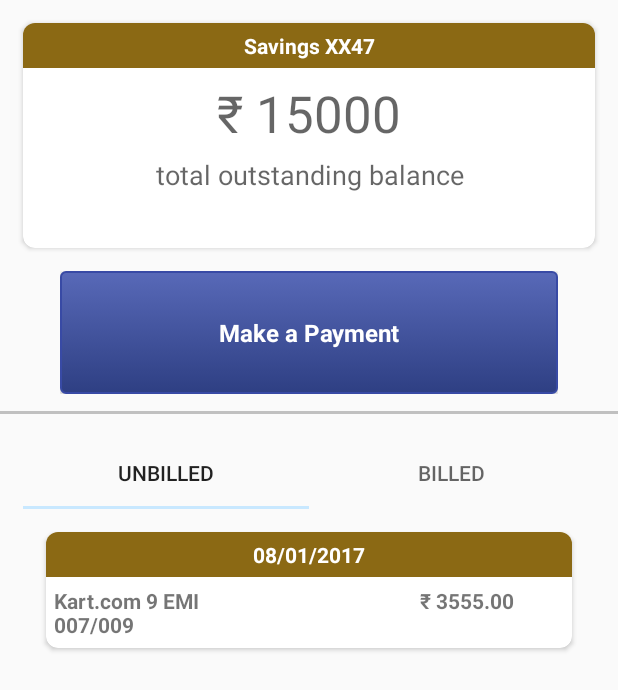
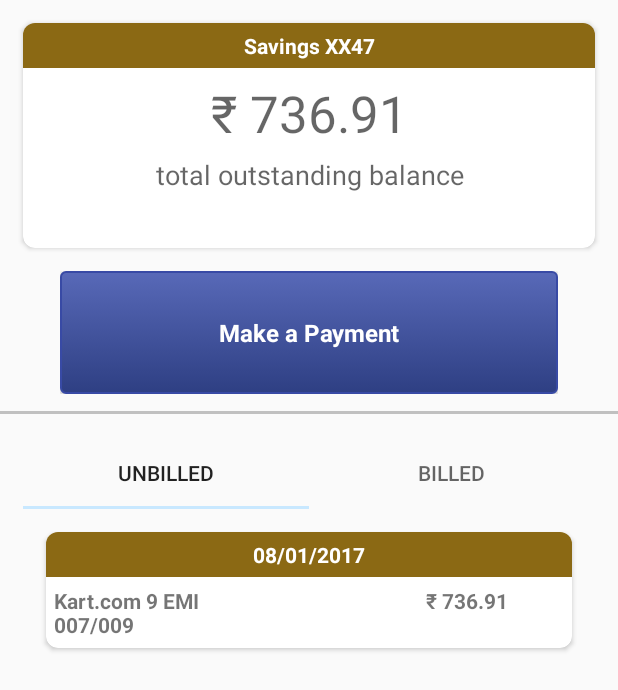
Before and after one commit to Think18/Lab9600, an Android app: the fragment CrediCardFragment shown on its own in the app's theme, on a phone screen of 412 x 824 dp. Shown: the top 690 px of the screen. Run offline under Robolectric (Android 15) with nearby library versions, the phone set to English and light mode, and no system bars; libraries missing offline, so code that uses them is left out: com.ibm.mobilefirstplatform; 3 statements that could not run were skipped.

Commit message:
Updated code

```diff
--- a/AcmeBank/app/src/main/java/com/acme/bank/activity/LoginActivity.java
+++ b/AcmeBank/app/src/main/java/com/acme/bank/activity/LoginActivity.java
@@ -40,7 +40,7 @@ public class LoginActivity extends AppCompatActivity implements AppLaunchActions
      * TODO: remove after connecting to a real authentication system.
      */
     private static final String[] DUMMY_CREDENTIALS = new String[]{
-            "aditya:aditya","eric:norton"
+            "user:user","eric:norton"
     };
     /**
      * Keep track of the login task to ensure we can cancel it if requested.
--- a/AcmeBank/app/src/main/res/layout/fragment_creditcard.xml
+++ b/AcmeBank/app/src/main/res/layout/fragment_creditcard.xml
@@ -66,7 +66,7 @@
                             android:layout_height="wrap_content"
                             android:layout_gravity="center_vertical"
                             android:layout_margin="0dp"
-                            android:text="₹ 15000"
+                            android:text="₹ 736.91"
                             android:textAlignment="center"
                             android:textAppearance="@style/TextAppearance.AppCompat.Display1"></TextView>
 
--- a/AcmeBank/app/src/main/res/layout/fragment_home.xml
+++ b/AcmeBank/app/src/main/res/layout/fragment_home.xml
@@ -206,7 +206,6 @@
                             android:layout_width="wrap_content"
                             android:layout_height="wrap_content"
                             android:layout_marginLeft="5dp"
-                            android:text="926"
                             android:textColor="@android:color/darker_gray"
                             android:textSize="15dp" />
                     </LinearLayout>
--- a/AcmeBank/app/src/main/res/layout/fragment_list.xml
+++ b/AcmeBank/app/src/main/res/layout/fragment_list.xml
@@ -68,7 +68,7 @@
                             android:layout_height="wrap_content"
                             android:layout_gravity="center_vertical"
                             android:layout_margin="0dp"
-                            android:text="₹ 15000"
+                            android:text="₹ 1,584.23"
                             android:textAlignment="center"
                             android:textAppearance="@style/TextAppearance.AppCompat.Display1"></TextView>
 
--- a/AcmeBank/app/src/main/res/layout/fragment_unbilled.xml
+++ b/AcmeBank/app/src/main/res/layout/fragment_unbilled.xml
@@ -78,7 +78,7 @@
                             android:layout_height="40dp"
                             android:layout_gravity="center_vertical"
                             android:layout_margin="5dp"
-                            android:text="₹ 3555.00"
+                            android:text="₹ 736.91"
                             android:textAlignment="center"
                             android:textStyle="bold"></TextView>
 
```
Also changed, not shown: AcmeBank/app/gradle/wrapper/gradle-wrapper.properties (deleted), 4 other files.
